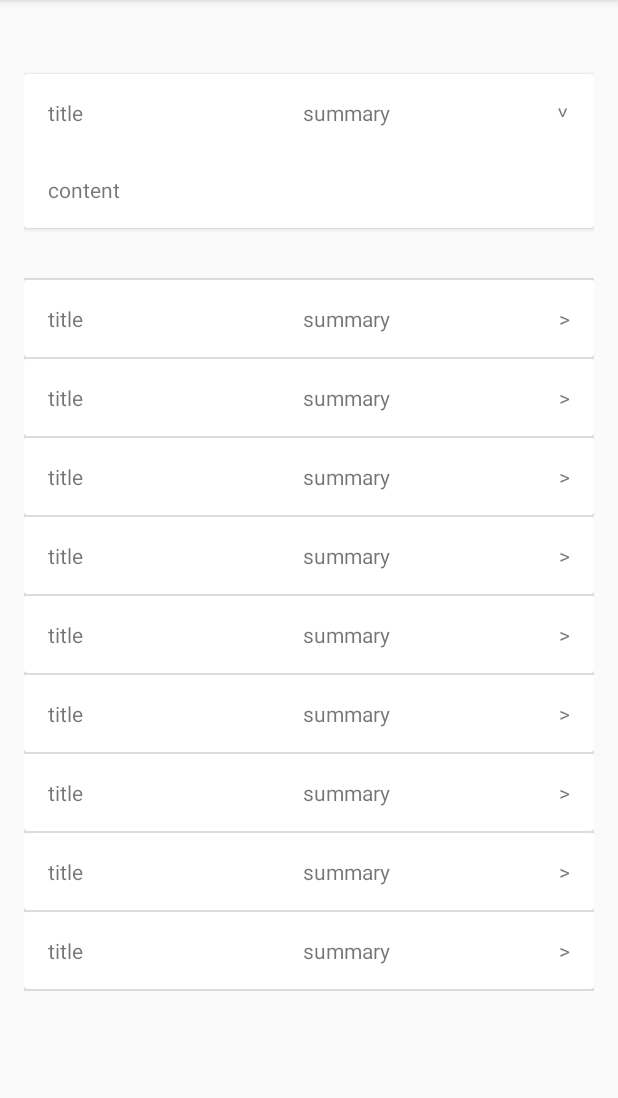
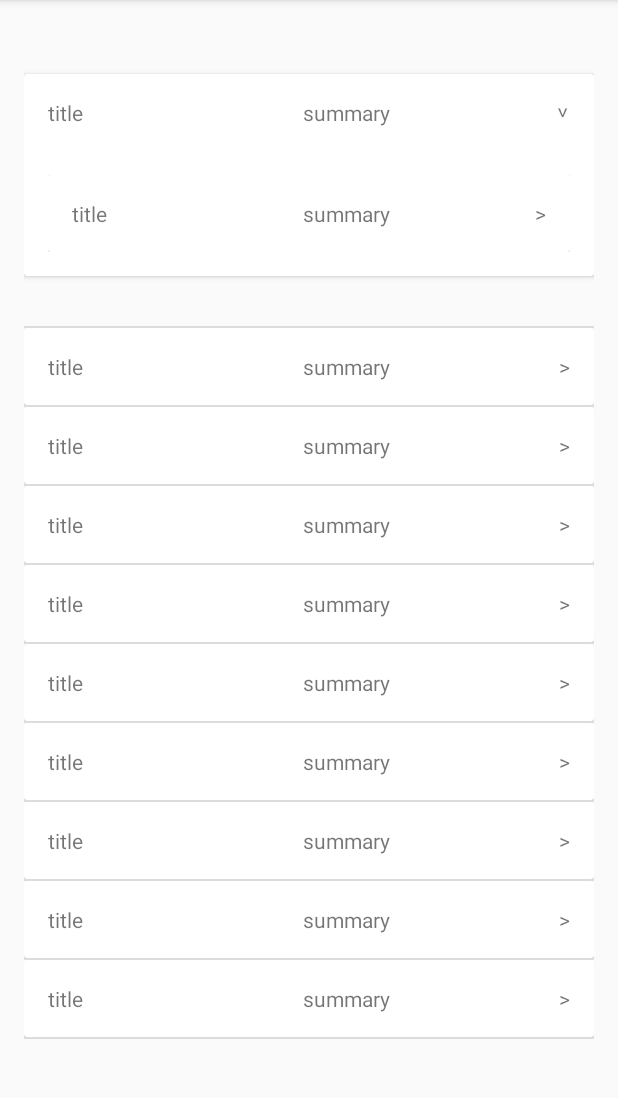
Before and after one commit to BeginLjm/LuCardView, an Android app: the screen it shows after launch (MainActivity), after a tap on "title", on a phone screen of 412 x 824 dp, the part 84-1182 px from its top. Run offline under Robolectric (Android 15) with nearby library versions, the phone set to English and light mode, and no system bars.

Commit message:
2017-3-1更新

```diff
--- a/app/src/main/res/layout/item_main_list.xml
+++ b/app/src/main/res/layout/item_main_list.xml
@@ -15,10 +15,22 @@
             android:layout_height="wrap_content"
             android:padding="@dimen/activity_horizontal_margin">
 
-            <TextView
-                android:layout_width="wrap_content"
+            <com.beginlu.lucardview.LuCardView
+                android:layout_width="match_parent"
                 android:layout_height="wrap_content"
-                android:text="content" />
+                app:summary="summary"
+                app:title="title">
+
+                <RelativeLayout
+                    android:layout_width="match_parent"
+                    android:layout_height="match_parent">
+
+                    <TextView
+                        android:layout_width="wrap_content"
+                        android:layout_height="wrap_content"
+                        android:text="text" />
+                </RelativeLayout>
+            </com.beginlu.lucardview.LuCardView>
         </RelativeLayout>
     </com.beginlu.lucardview.LuCardView>
 
--- a/lucardview/src/main/java/com/beginlu/lucardview/LuCardView.java
+++ b/lucardview/src/main/java/com/beginlu/lucardview/LuCardView.java
@@ -6,11 +6,11 @@ import android.animation.ObjectAnimator;
 import android.animation.ValueAnimator;
 import android.content.Context;
 import android.content.res.TypedArray;
+import android.graphics.Canvas;
 import android.support.v7.widget.CardView;
 import android.util.AttributeSet;
 import android.view.View;
 import android.view.ViewGroup;
-import android.widget.LinearLayout;
 import android.widget.RelativeLayout;
 import android.widget.TextView;
 
@@ -73,8 +73,9 @@ public class LuCardView extends CardView {
         setTitle(title);
         String summary = array.getString(R.styleable.CardView_summary);
         setSummary(summary);
-        boolean type = array.getBoolean(R.styleable.CardView_type, false);
-        setType(type);
+        this.type = array.getBoolean(R.styleable.CardView_type, false);
+        if (type)
+            viewContent.setVisibility(VISIBLE);
     }
 
     /**
@@ -125,12 +126,20 @@ public class LuCardView extends CardView {
             }
         }
         super.onMeasure(widthMeasureSpec, heightMeasureSpec);
-        //重新测量下ViewContent的大小
-        int w = View.MeasureSpec.makeMeasureSpec(0, View.MeasureSpec.UNSPECIFIED);
-        int h = View.MeasureSpec.makeMeasureSpec(0, View.MeasureSpec.UNSPECIFIED);
-        viewContent.measure(w, h);
-        this.viewContentWidth = viewContent.getMeasuredWidth();
-        this.viewContentHeight = viewContent.getMeasuredHeight();
+    }
+
+    @Override
+    protected void onDraw(Canvas canvas) {
+        super.onDraw(canvas);
+        if (viewContent.getChildCount() == 1) {
+            //重新测量下ViewContent的大小
+            final int w = View.MeasureSpec.makeMeasureSpec(0, View.MeasureSpec.UNSPECIFIED);
+            final int h = View.MeasureSpec.makeMeasureSpec(0, View.MeasureSpec.UNSPECIFIED);
+            View view = viewContent.getChildAt(0);
+            view.measure(w, h);
+            this.viewContentWidth = view.getMeasuredWidth();
+            this.viewContentHeight = view.getMeasuredHeight();
+        }
     }
 
     /**
@@ -156,6 +165,16 @@ public class LuCardView extends CardView {
                         (int) (viewTitle.getHeight() + (int) animation.getAnimatedValue() * (viewContentHeight / 50.0) + 0.5));
                 //修改自定义View的margin值
                 layoutParams.setMargins(0, (int) animation.getAnimatedValue(), 0, (int) animation.getAnimatedValue());
+                supportView.setLayoutParams(layoutParams);
+            }
+        });
+        valueAnimator.addListener(new AnimatorListenerAdapter() {
+            @Override
+            public void onAnimationEnd(Animator animation) {
+                super.onAnimationEnd(animation);
+                ViewGroup.LayoutParams layoutParams = supportView.getLayoutParams();
+                layoutParams.width = RelativeLayout.LayoutParams.MATCH_PARENT;
+                layoutParams.height = RelativeLayout.LayoutParams.WRAP_CONTENT;
                 supportView.setLayoutParams(layoutParams);
             }
         });
```
Also changed, not shown: 1 other file.
